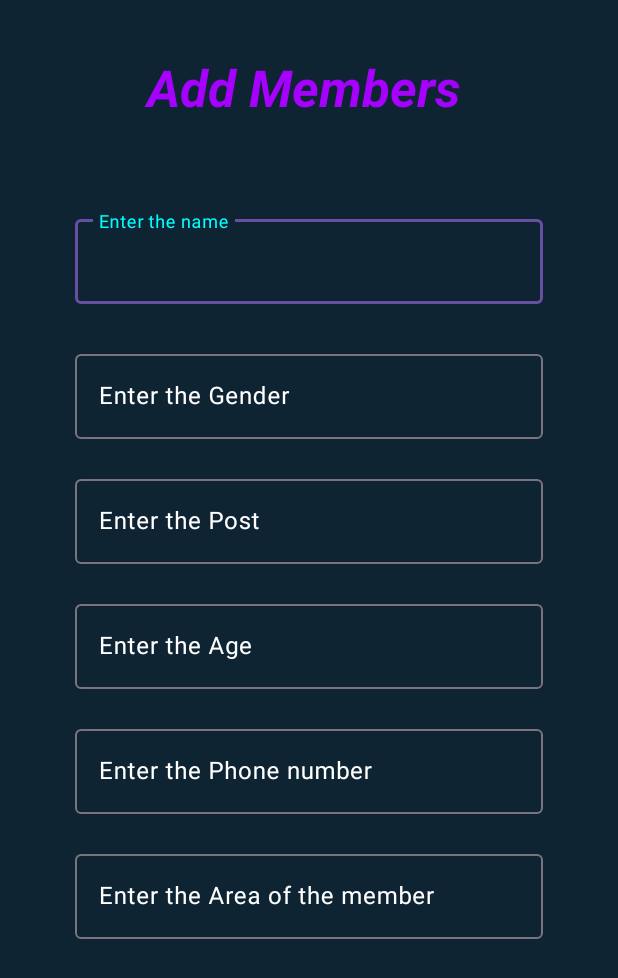
After one commit to soorajsm/Android-project, an Android app: the Addmembers screen opened directly, with no data from a screen before it, on a phone screen of 412 x 824 dp. The commit adds this screen. Shown: the top 978 px of the screen. Run offline under Robolectric (Android 15) with nearby library versions, the phone set to English and light mode, and no system bars.

Commit message:
designing members adding page

```diff
--- a/app/src/main/AndroidManifest.xml
+++ b/app/src/main/AndroidManifest.xml
@@ -13,6 +13,9 @@
         android:theme="@style/Theme.Epanchayat"
         tools:targetApi="31">
         <activity
+            android:name=".Addmembers"
+            android:exported="true" />
+        <activity
             android:name=".MainActivity"
             android:exported="true">
             <intent-filter>
--- /dev/null
+++ b/app/src/main/java/com/example/epanchayat/Addmembers.java
@@ -0,0 +1,15 @@
+package com.example.epanchayat;
+
+import androidx.appcompat.app.AppCompatActivity;
+
+import android.os.Bundle;
+
+public class Addmembers extends AppCompatActivity {
+
+    @Override
+    protected void onCreate(Bundle savedInstanceState) {
+        super.onCreate(savedInstanceState);
+        setContentView(R.layout.activity_addmembers);
+
+    }
+}
--- /dev/null
+++ b/app/src/main/res/drawable/round_drawable.xml
@@ -0,0 +1,7 @@
+<?xml version="1.0" encoding="utf-8"?>
+<shape android:shape="rectangle" xmlns:android="http://schemas.android.com/apk/res/android">
+<solid android:color="@color/blueshade1"></solid>
+    <corners android:topRightRadius="28dp"></corners>
+    <corners android:topLeftRadius="28dp"></corners>
+
+</shape>
--- /dev/null
+++ b/app/src/main/res/layout/activity_addmembers.xml
@@ -0,0 +1,198 @@
+<?xml version="1.0" encoding="utf-8"?>
+<androidx.constraintlayout.widget.ConstraintLayout xmlns:android="http://schemas.android.com/apk/res/android"
+    xmlns:app="http://schemas.android.com/apk/res-auto"
+    xmlns:tools="http://schemas.android.com/tools"
+    android:layout_width="match_parent"
+    android:layout_height="match_parent"
+    android:background="@color/blueshade1"
+    tools:context=".Addmembers">
+
+    <ScrollView
+        android:layout_width="match_parent"
+        android:layout_height="match_parent"
+        app:layout_constraintBottom_toBottomOf="parent"
+        app:layout_constraintEnd_toEndOf="parent"
+        app:layout_constraintHorizontal_bias="1.0"
+        app:layout_constraintStart_toStartOf="parent"
+        app:layout_constraintTop_toTopOf="parent"
+        app:layout_constraintVertical_bias="0.0">
+
+        <LinearLayout
+            android:layout_width="match_parent"
+            android:layout_height="wrap_content"
+            android:layout_marginLeft="20dp"
+            android:orientation="vertical">
+
+            <androidx.constraintlayout.widget.ConstraintLayout
+                android:layout_width="match_parent"
+                android:layout_height="735dp"
+                android:paddingLeft="20dp">
+
+
+                <com.google.android.material.textfield.TextInputLayout
+                    android:id="@+id/namelayout"
+                    android:layout_width="match_parent"
+                    android:layout_height="wrap_content"
+                    android:layout_marginTop="25dp"
+                    android:layout_marginEnd="40dp"
+                    android:padding="10dp"
+                    android:textColorHint="#FFFFFF"
+                    app:hintTextColor="#00FFFF"
+                    app:layout_constraintBottom_toBottomOf="parent"
+                    app:layout_constraintEnd_toEndOf="parent"
+                    app:layout_constraintHorizontal_bias="1.0"
+                    app:layout_constraintStart_toStartOf="parent"
+                    app:layout_constraintTop_toTopOf="parent"
+                    app:layout_constraintVertical_bias="0.168"
+                    tools:layout_marginStart="40dp">
+
+                    <com.google.android.material.textfield.TextInputEditText
+                        android:id="@+id/membername"
+                        android:layout_width="match_parent"
+                        android:layout_height="wrap_content"
+                        android:hint="Enter the name"
+                        android:textSize="16sp" />
+                </com.google.android.material.textfield.TextInputLayout>
+
+                <com.google.android.material.textfield.TextInputLayout
+                    android:id="@+id/genderlayout"
+                    android:layout_width="match_parent"
+                    android:layout_height="wrap_content"
+                    android:layout_marginEnd="40dp"
+                    android:padding="10dp"
+                    android:textColorHint="#FFFFFF"
+                    app:hintTextColor="#00FFFF"
+                    app:layout_constraintBottom_toTopOf="@+id/agelayout"
+                    app:layout_constraintEnd_toEndOf="parent"
+                    app:layout_constraintHorizontal_bias="1.0"
+                    app:layout_constraintStart_toStartOf="parent"
+                    app:layout_constraintTop_toBottomOf="@+id/namelayout"
+                    app:layout_constraintVertical_bias="0.085"
+                    tools:layout_marginStart="40dp">
+
+                    <com.google.android.material.textfield.TextInputEditText
+                        android:id="@+id/membergender"
+                        android:layout_width="match_parent"
+                        android:layout_height="wrap_content"
+                        android:hint="Enter the Gender"
+                        android:textSize="16sp" />
+                </com.google.android.material.textfield.TextInputLayout>
+
+                <com.google.android.material.textfield.TextInputLayout
+                    android:id="@+id/agelayout"
+                    android:layout_width="match_parent"
+                    android:layout_height="wrap_content"
+                    android:layout_marginEnd="40dp"
+                    android:padding="10dp"
+                    android:textColorHint="#FFFFFF"
+                    app:hintTextColor="#00FFFF"
+                    app:layout_constraintBottom_toTopOf="@+id/phonelayout"
+                    app:layout_constraintEnd_toEndOf="parent"
+                    app:layout_constraintHorizontal_bias="1.0"
+                    app:layout_constraintStart_toStartOf="parent"
+                    app:layout_constraintTop_toBottomOf="@+id/postlayout"
+                    app:layout_constraintVertical_bias="0.5"
+                    tools:layout_marginStart="40dp">
+
+                    <com.google.android.material.textfield.TextInputEditText
+                        android:id="@+id/memberage"
+                        android:layout_width="match_parent"
+                        android:layout_height="wrap_content"
+                        android:hint="Enter the Age"
+                        android:textSize="16sp" />
+                </com.google.android.material.textfield.TextInputLayout>
+
+                <com.google.android.material.textfield.TextInputLayout
+                    android:id="@+id/postlayout"
+                    android:layout_width="match_parent"
+                    android:layout_height="wrap_content"
+                    android:layout_marginEnd="40dp"
+                    android:padding="10dp"
+                    android:textColorHint="#FFFFFF"
+                    app:hintTextColor="#00FFFF"
+                    app:layout_constraintBottom_toTopOf="@+id/agelayout"
+                    app:layout_constraintEnd_toEndOf="parent"
+                    app:layout_constraintHorizontal_bias="1.0"
+                    app:layout_constraintStart_toStartOf="parent"
+                    app:layout_constraintTop_toBottomOf="@+id/genderlayout"
+                    app:layout_constraintVertical_bias="0.5"
+                    tools:layout_marginStart="40dp">
+
+                    <com.google.android.material.textfield.TextInputEditText
+                        android:id="@+id/memberpost"
+                        android:layout_width="match_parent"
+                        android:layout_height="wrap_content"
+                        android:hint="Enter the Post"
+                        android:textSize="16sp" />
+                </com.google.android.material.textfield.TextInputLayout>
+
+                <com.google.android.material.textfield.TextInputLayout
+                    android:id="@+id/phonelayout"
+                    android:layout_width="match_parent"
+                    android:layout_height="wrap_content"
+                    android:layout_marginEnd="40dp"
+                    android:padding="10dp"
+                    android:textColorHint="#FFFFFF"
+                    app:hintTextColor="#00FFFF"
+                    app:layout_constraintBottom_toTopOf="@+id/arealayout"
+                    app:layout_constraintEnd_toEndOf="parent"
+                    app:layout_constraintHorizontal_bias="1.0"
+                    app:layout_constraintStart_toStartOf="parent"
+                    app:layout_constraintTop_toBottomOf="@+id/agelayout"
+                    app:layout_constraintVertical_bias="0.5"
+                    tools:layout_marginStart="40dp">
+
+                    <com.google.android.material.textfield.TextInputEditText
+                        android:id="@+id/memberphone"
+                        android:layout_width="match_parent"
+                        android:layout_height="wrap_content"
+                        android:hint="Enter the Phone number"
+                        android:textSize="16sp" />
+                </com.google.android.material.textfield.TextInputLayout>
+
+                <com.google.android.material.textfield.TextInputLayout
+                    android:id="@+id/arealayout"
+                    android:layout_width="match_parent"
+                    android:layout_height="wrap_content"
+                    android:layout_marginEnd="40dp"
+                    android:padding="10dp"
+                    android:textColorHint="#FFFFFF"
+                    app:hintTextColor="#00FFFF"
+                    app:layout_constraintBottom_toBottomOf="parent"
+                    app:layout_constraintEnd_toEndOf="parent"
+                    app:layout_constraintHorizontal_bias="1.0"
+                    app:layout_constraintStart_toStartOf="parent"
+                    app:layout_constraintTop_toTopOf="parent"
+                    app:layout_constraintVertical_bias="0.848"
+                    tools:layout_marginStart="40dp">
+
+                    <com.google.android.material.textfield.TextInputEditText
+                        android:id="@+id/memberarea"
+                        android:layout_width="match_parent"
+                        android:layout_height="wrap_content"
+                        android:hint="Enter the Area of the member"
+                        android:textSize="16sp" />
+                </com.google.android.material.textfield.TextInputLayout>
+
+                <TextView
+                    android:id="@+id/textView"
+                    android:layout_width="316dp"
+                    android:layout_height="54dp"
+                    android:layout_marginStart="-10dp"
+                    android:text="Add Members"
+                    android:textAlignment="center"
+                    android:textColor="#A600FF"
+                    android:textSize="34sp"
+                    android:textStyle="bold|italic"
+                    app:layout_constraintBottom_toBottomOf="parent"
+                    app:layout_constraintEnd_toEndOf="parent"
+                    app:layout_constraintHorizontal_bias="0.213"
+                    app:layout_constraintStart_toStartOf="parent"
+                    app:layout_constraintTop_toTopOf="parent"
+                    app:layout_constraintVertical_bias="0.052" />
+
+
+            </androidx.constraintlayout.widget.ConstraintLayout>
+        </LinearLayout>
+    </ScrollView>
+</androidx.constraintlayout.widget.ConstraintLayout>
--- a/app/src/main/res/values/colors.xml
+++ b/app/src/main/res/values/colors.xml
@@ -1,5 +1,9 @@
 <?xml version="1.0" encoding="utf-8"?>
-<resources>
+<resources xmlns:tools="http://schemas.android.com/tools">
     <color name="black">#FF000000</color>
     <color name="white">#FFFFFFFF</color>
+    <color name="purple_200">#296D98</color>
+    <color name="blueshade1">#0e2433</color>
+    <color name="blueshade2">#1C4966</color>
+    <color name="strokecolor" tools:overrise="true">#296D98</color>
 </resources>
--- a/app/src/main/res/values/strings.xml
+++ b/app/src/main/res/values/strings.xml
@@ -1,3 +1,4 @@
 <resources>
     <string name="app_name">Epanchayat</string>
+
 </resources>
--- a/app/src/main/res/values/themes.xml
+++ b/app/src/main/res/values/themes.xml
@@ -6,4 +6,13 @@
     </style>
 
     <style name="Theme.Epanchayat" parent="Base.Theme.Epanchayat" />
+
+    <style name="TextInputLayout" parent="Widget.MaterialComponents.TextInputLayout.OutlinedBox.Dense">
+        <item name="boxStrokeColor">#296D98</item>
+        <item name="boxStrokeWidth">1dp</item>
+    </style>
+
+    <style name="AppModalStyle" parent="Widget.Design.BottomSheet.Modal">
+        <item name="android:background">@drawable/round_drawable</item>
+    </style>
 </resources>
```
